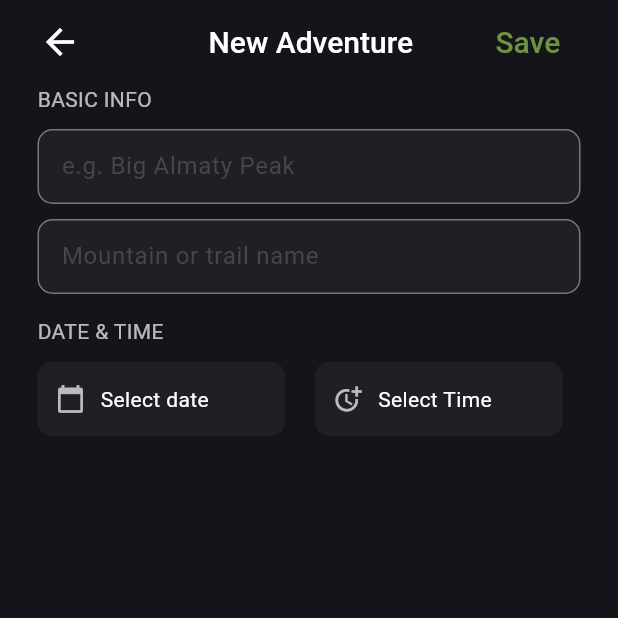
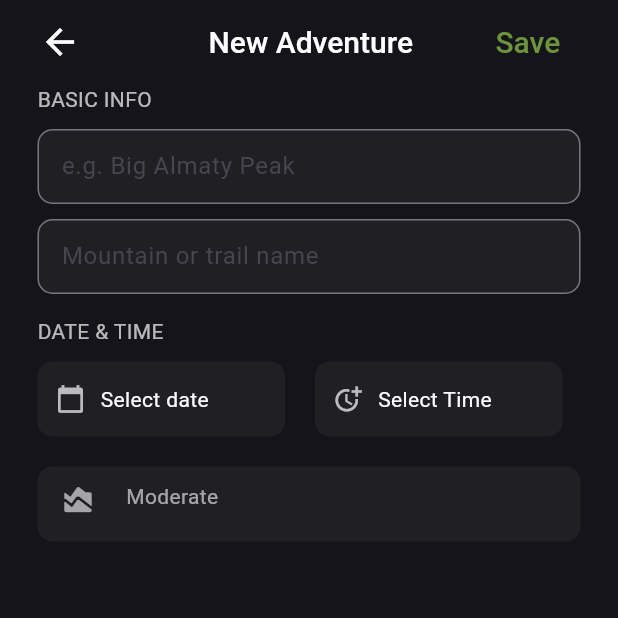
Before and after one commit to ayazz91/PeakLog, a Flutter app: the NewAdventurePage screen opened directly, on a phone screen of 412 x 824 dp, the top half of it. Run offline on Flutter 3.47's test engine with Material 3 defaults, Android fonts, the phone set to English and light mode, and no system bars.

Commit message:
новое поле переделать под виджет в буд.

```diff
--- a/lib/details_screen/new_adventure_page_detail.dart
+++ b/lib/details_screen/new_adventure_page_detail.dart
@@ -124,8 +124,8 @@ class _NewAdventurePageState extends State<NewAdventurePage> {
                );
                  if (pickedTime != null) {
                  setState(() {
-  selectedTime = pickedTime;
-});
+                  selectedTime = pickedTime;
+                   });
                   }
                 },
                 child: Container(
@@ -161,11 +161,35 @@ class _NewAdventurePageState extends State<NewAdventurePage> {
                 ),
               )
           ],
+         ),
+         SizedBox(height: 20),
+
+             Container(
+              decoration: BoxDecoration(
+                borderRadius: BorderRadius.circular(10),
+              color: secondary,
+              ),
+              height: 50,
+              width: double.infinity,
+              child:  Padding(
+                padding: const EdgeInsets.only(left: 15, top: 10),
+                child: Row(
+                  crossAxisAlignment: CrossAxisAlignment.start,
+                  children: [
+                    Icon(
+                      Icons.area_chart_rounded,
+                      color: Colors.white60,
+                    ),
+                    SizedBox(width: 20),
+                    Text('Moderate', style: TextStyle(color: Colors.white60 ),)
+                  ],
+                ),
+              ),
+             ),
+           ],
          )
-        ],
       ),
         ),
-   ),
     );
   }
 }
```
